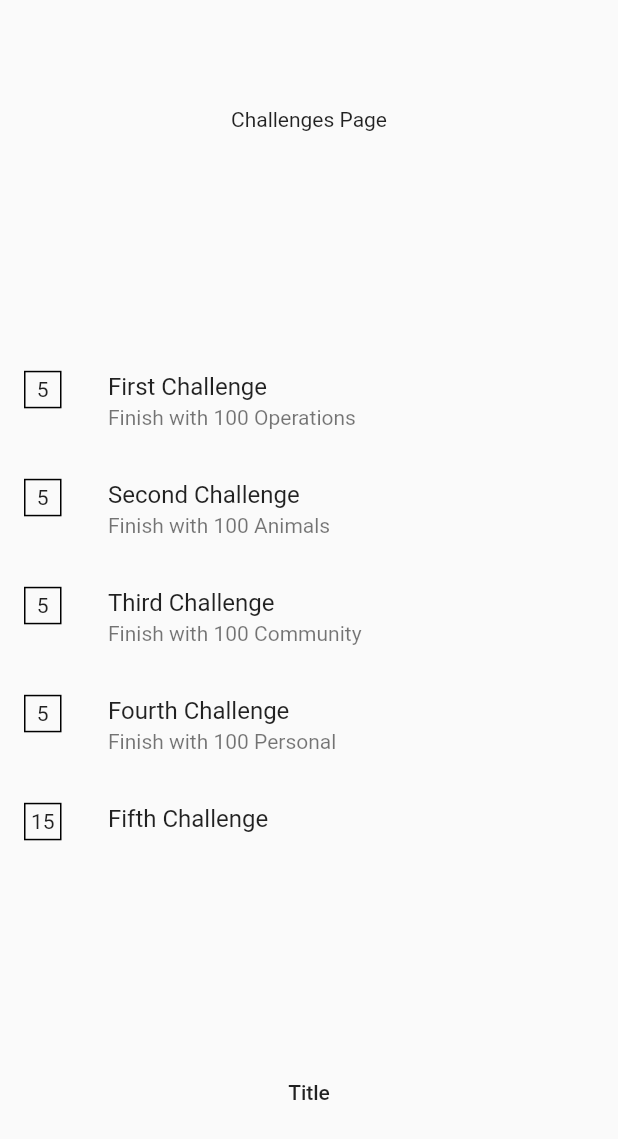
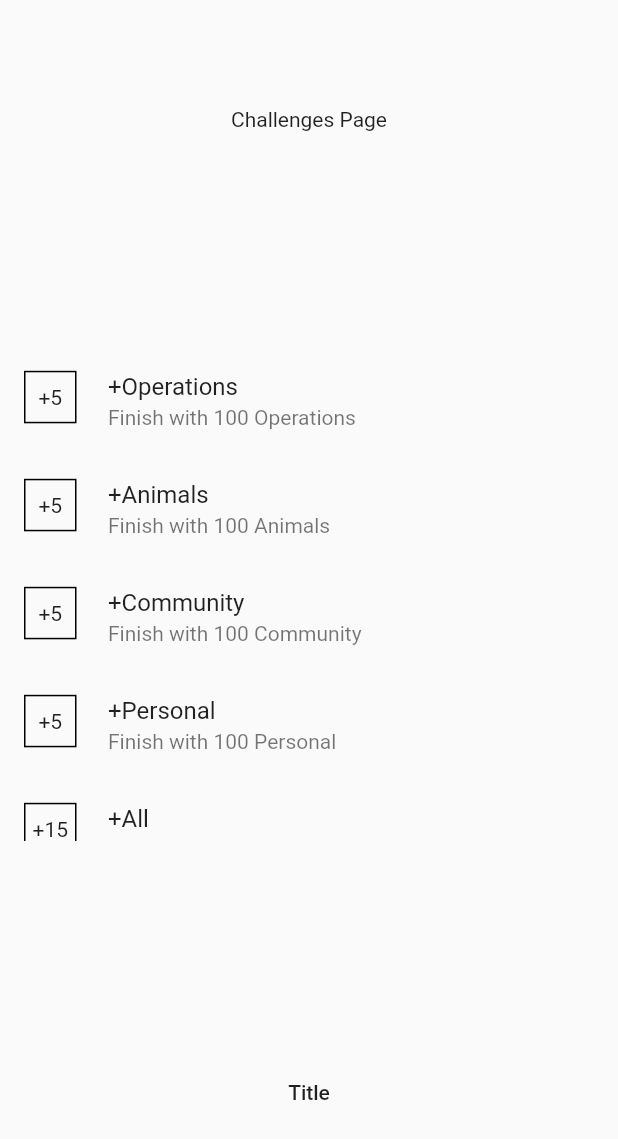
Before and after one commit to kskotheim/shelter_adventure, a Flutter app: the ChallengePage screen opened directly, on a phone screen of 412 x 824 dp. Shown: the top 1139 px of the screen. Run offline on Flutter 3.47's test engine with Material 2 defaults, Android fonts, the phone set to English and light mode, and no system bars; our stand-ins replace shared_preferences; accounts and stored records are empty.

Commit message:
add some challenges

```diff
--- a/lib/components/challenge/challenge.dart
+++ b/lib/components/challenge/challenge.dart
@@ -12,37 +12,72 @@ class Challenge {
 final List<Challenge> theChallenges = [
   Challenge(
     id: '1',
-    name: 'First Challenge',
+    name: '+Operations',
     description: 'Finish with 100 Operations',
     minScores: [100, 0, 0, 0],
     reward: 5,
   ),
   Challenge(
     id: '2',
-    name: 'Second Challenge',
+    name: '+Animals',
     description: 'Finish with 100 Animals',
     minScores: [0, 100, 0, 0],
     reward: 5,
   ),
   Challenge(
     id: '3',
-    name: 'Third Challenge',
+    name: '+Community',
     description: 'Finish with 100 Community',
     minScores: [0, 0, 100, 0],
     reward: 5,
   ),
   Challenge(
     id: '4',
-    name: 'Fourth Challenge',
+    name: '+Personal',
     description: 'Finish with 100 Personal',
     minScores: [0, 0, 0, 100],
     reward: 5,
   ),
   Challenge(
     id: '5',
-    name: 'Fifth Challenge',
+    name: '+All',
     description: 'Finish with 100 in all categories',
     minScores: [100, 100, 100, 100],
     reward: 15,
   ),
+  Challenge(
+    id: '6',
+    name: '++Ops',
+    description: 'Finish with 150 Operations',
+    minScores: [150, 0, 0, 0],
+    reward: 15,
+  ),
+  Challenge(
+    id: '7',
+    name: '++Animals',
+    description: 'Finish with 150 Animals',
+    minScores: [0, 150, 0, 0],
+    reward: 15,
+  ),
+  Challenge(
+    id: '8',
+    name: '++Community',
+    description: 'Finish with 150 Community',
+    minScores: [0, 0, 150, 0],
+    reward: 15,
+  ),
+  Challenge(
+    id: '9',
+    name: '++Personal',
+    description: 'Finish with 150 Personal',
+    minScores: [0, 0, 0, 150],
+    reward: 15,
+  ),
+  Challenge(
+    id: '10',
+    name: '++All',
+    description: 'Finish with 150 in all categories',
+    minScores: [150, 150, 150, 150],
+    reward: 25,
+  ),
 ];
--- a/lib/components/challenge/challenge_page.dart
+++ b/lib/components/challenge/challenge_page.dart
@@ -22,10 +22,10 @@ class ChallengePage extends StatelessWidget {
                           title: Text(challenge.name),
                           subtitle: Text(challenge.description),
                           leading: Container(
-                            height: 25.0,
-                            width: 25.0,
+                            height: 35.0,
+                            width: 35.0,
                             decoration: BoxDecoration(border: Border.all()),
-                            child: Center(child: Text(challenge.reward.toString())),
+                            child: Center(child: Text("+${challenge.reward}")),
                           ),
                         ))
                     .toList(),
--- a/lib/components/inventory/inventory_logic.dart
+++ b/lib/components/inventory/inventory_logic.dart
@@ -70,6 +70,11 @@ class InventoryLogic {
     updateInventory(gameLogic.inventory);
   }
 
+  void fiftyBiscuitsButtonPressed() {
+    gameLogic.addCurrency(50);
+    updateInventory(gameLogic.inventory);
+  }
+
   void dispose() {
     _inventoryController.close();
   }
--- a/lib/components/inventory/inventory_page.dart
+++ b/lib/components/inventory/inventory_page.dart
@@ -83,7 +83,11 @@ class InventoryPage extends StatelessWidget {
                           child: Text('reset unlocked items'),
                           onPressed:
                               inventoryLogic.resetUnlockedItemsButtonPressed,
-                        )
+                        ),
+                        FlatButton(
+                          child: Text('Fifty Biscuits'),
+                          onPressed: inventoryLogic.fiftyBiscuitsButtonPressed,
+                        ),
                       ],
                     ),
                   ],
--- a/lib/components/inventory/item_list.dart
+++ b/lib/components/inventory/item_list.dart
@@ -77,6 +77,7 @@ final List<Item> theItems = [
     effectString: '+50 and 50% bonus to Operations',
     additiveBonus: [50, 0, 0, 0],
     multiplicitiveBonus: [1.5, 1.0, 1.0, 1.0],
+    costToUnlock: 125,
   ),
   Item(
     itemId: '10',
@@ -84,6 +85,7 @@ final List<Item> theItems = [
     effectString: '+50 and 50% bonus to Animals',
     additiveBonus: [0, 50, 0, 0],
     multiplicitiveBonus: [1.0, 1.5, 1.0, 1.0],
+    costToUnlock: 125,
   ),
   Item(
     itemId: '11',
@@ -91,6 +93,7 @@ final List<Item> theItems = [
     effectString: '+50 and 50% bonus to Community',
     additiveBonus: [0, 0, 50, 0],
     multiplicitiveBonus: [1.0, 1.0, 1.5, 1.0],
+    costToUnlock: 125,
   ),
   Item(
     itemId: '12',
@@ -98,42 +101,48 @@ final List<Item> theItems = [
     effectString: '+50 and 50% bonus to Personal',
     additiveBonus: [0, 0, 0, 50],
     multiplicitiveBonus: [1.0, 1.0, 1.0, 1.5],
+    costToUnlock: 125,
   ),
   Item(
     itemId: '13',
     name: 'Fanny Pack',
     effectString: '+2 to inventory size',
-    bonusInventory: 2
+    bonusInventory: 2,
+    costToUnlock: 250,
   ),
   Item(
     itemId: '14',
     name: 'Big Fanny Pack',
     effectString: '+3 to inventory size',
-    bonusInventory: 3
+    bonusInventory: 3,
+    costToUnlock: 500,
   ),
   Item(
     itemId: '15',
     name: 'Magic Flute',
     effectString: '+4 bonus turns',
-    bonusTurns: 4
+    bonusTurns: 4,
+    costToUnlock: 500,
   ),
   Item(
     itemId: '16',
     name: 'Magic Fiddle',
     effectString: '+6 bonus turns',
-    bonusTurns: 6
+    bonusTurns: 6,
+    costToUnlock: 800,
   ),
-
   Item(
     itemId: '17',
     name: 'Crystal Ball',
     effectString: '+100 bonus to all stats',
     additiveBonus: [100, 100, 100, 100],
+    costToUnlock: 1000,
   ),
   Item(
     itemId: '18',
     name: 'Dark Crystal Ball',
     effectString: '+300% bonus to all effects',
     multiplicitiveBonus: [3.0, 3.0, 3.0, 3.0],
+    costToUnlock: 3000,
   ),
 ];
```
